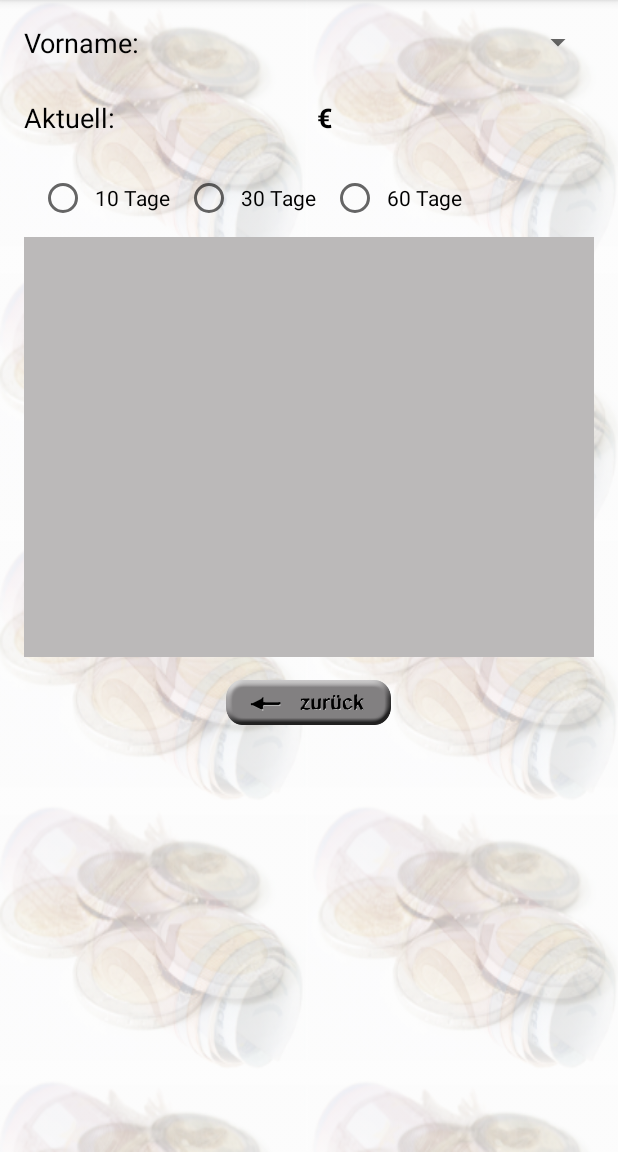
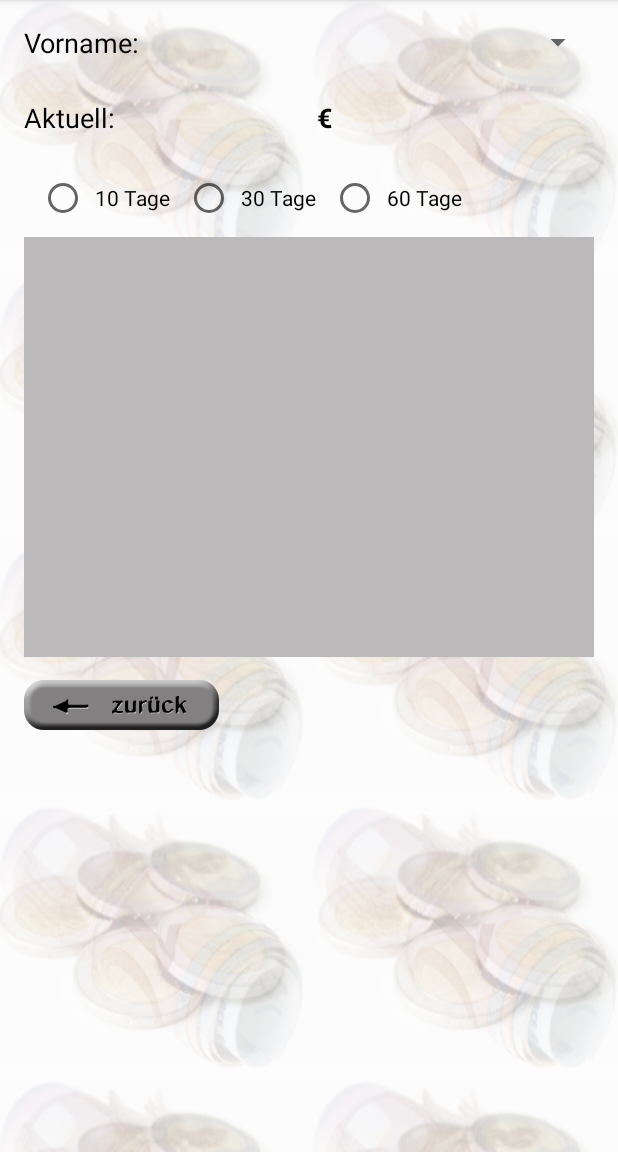
Before and after one commit to hemaassen/TestXML, an Android app: the screen it shows after launch (MainActivity), on a phone screen of 412 x 824 dp, the part 84-1236 px from its top. Run offline under Robolectric (Android 15) with nearby library versions, the phone set to English and light mode, and no system bars.

Commit message:
19.09.16

```diff
--- a/app/src/main/res/layout/activity_main.xml
+++ b/app/src/main/res/layout/activity_main.xml
@@ -154,10 +154,10 @@
             android:layout_below="@id/count_parents_list" />
 
         <Button
-            android:layout_width="110dp"
-            android:layout_height="30dp"
+            android:layout_width="130dp"
+            android:layout_height="33dp"
             android:layout_below="@id/count_parents_spacer4"
-            android:layout_centerHorizontal="true"
+            android:layout_alignParentLeft="true"
             android:background="@drawable/button_back" />
 
     </RelativeLayout>
```
Also changed, not shown: app/src/main/res/drawable/button_save_normal.png, app/src/main/res/drawable/button_save_pressed.png.
